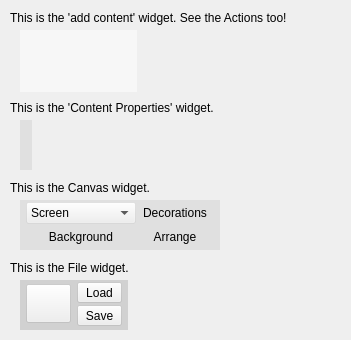
Above: App/CanvasAppliance.ui from enricoros/fotowall before the change. Below: the same form after it.
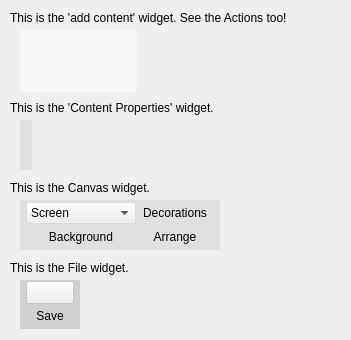
That is the form after the change. Icons and pictures are not drawn. Custom widgets are drawn as their Qt base class.

Commit message: Polishing: allow loading from Home and not from Canvas, cleanup buttons.

What changed in the file:
```diff
--- a/App/CanvasAppliance.ui
+++ b/App/CanvasAppliance.ui
@@ -519,8 +519,8 @@
     <rect>
      <x>20</x>
      <y>280</y>
-     <width>108</width>
-     <height>50</height>
+     <width>60</width>
+     <height>49</height>
     </rect>
    </property>
    <property name="palette">
@@ -594,12 +594,15 @@
     <string>FILE</string>
    </property>
    <property name="checkable" stdset="0">
-    <bool>true</bool>
+    <bool>false</bool>
    </property>
    <property name="borderFlags" stdset="0">
     <number>1</number>
    </property>
-   <layout class="QGridLayout" name="gridLayout_4">
+   <layout class="QVBoxLayout" name="verticalLayout">
+    <property name="spacing">
+     <number>0</number>
+    </property>
     <property name="leftMargin">
      <number>6</number>
     </property>
@@ -612,39 +615,7 @@
     <property name="bottomMargin">
      <number>0</number>
     </property>
-    <property name="verticalSpacing">
-     <number>0</number>
-    </property>
-    <item row="0" column="2">
-     <widget class="QToolButton" name="loadButton">
-      <property name="sizePolicy">
-       <sizepolicy hsizetype="Preferred" vsizetype="Fixed">
-        <horstretch>0</horstretch>
-        <verstretch>0</verstretch>
-       </sizepolicy>
-      </property>
-      <property name="text">
-       <string>Load</string>
-      </property>
-     </widget>
-    </item>
-    <item row="1" column="2">
-     <widget class="QToolButton" name="saveButton">
-      <property name="sizePolicy">
-       <sizepolicy hsizetype="Preferred" vsizetype="Fixed">
-        <horstretch>0</horstretch>
-        <verstretch>0</verstretch>
-       </sizepolicy>
-      </property>
-      <property name="text">
-       <string>Save</string>
-      </property>
-      <property name="toolButtonStyle">
-       <enum>Qt::ToolButtonTextBesideIcon</enum>
-      </property>
-     </widget>
-    </item>
-    <item row="0" column="0" rowspan="2">
+    <item>
      <widget class="QToolButton" name="exportButton">
       <property name="sizePolicy">
        <sizepolicy hsizetype="Preferred" vsizetype="Fixed">
@@ -659,15 +630,31 @@
        <iconset resource="../fotowall.qrc">
         <normaloff>:/data/fotowall.png</normaloff>:/data/fotowall.png</iconset>
       </property>
-      <property name="iconSize">
-       <size>
-        <width>32</width>
-        <height>32</height>
-       </size>
+      <property name="toolButtonStyle">
+       <enum>Qt::ToolButtonTextBesideIcon</enum>
       </property>
+      <property name="autoRaise">
+       <bool>false</bool>
+      </property>
+     </widget>
+    </item>
+    <item>
+     <widget class="QToolButton" name="saveButton">
+      <property name="sizePolicy">
+       <sizepolicy hsizetype="Preferred" vsizetype="Fixed">
+        <horstretch>0</horstretch>
+        <verstretch>0</verstretch>
+       </sizepolicy>
+      </property>
+      <property name="text">
+       <string>Save</string>
+      </property>
       <property name="toolButtonStyle">
        <enum>Qt::ToolButtonTextBesideIcon</enum>
       </property>
+      <property name="autoRaise">
+       <bool>true</bool>
+      </property>
      </widget>
     </item>
    </layout>
```
The commit also changes 9 other files.
